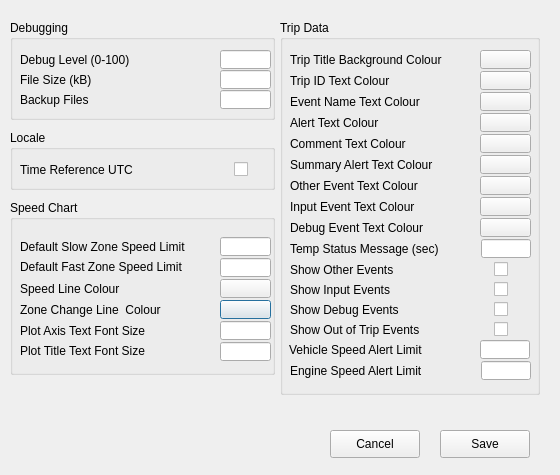
mikecv/etscrape, file preferences.ui: the form before one commit.
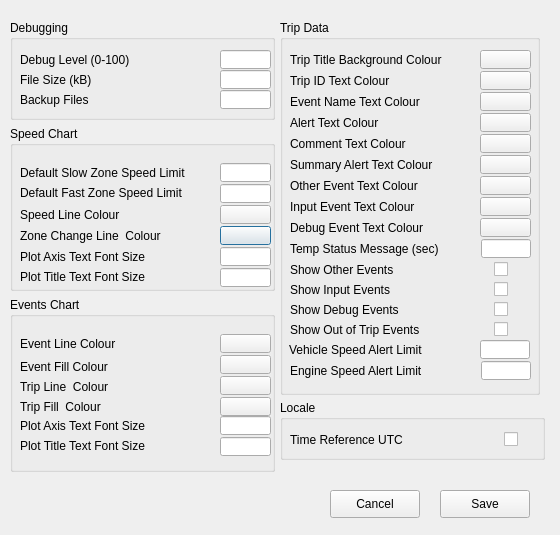
The form after the commit. Icons and pictures are not drawn.

Commit message:
Event plot updates.
Complete draft events plot.
Added UI preferences for events plot to preferences dialog.

Patch:
```diff
--- a/preferences.ui
+++ b/preferences.ui
@@ -10,7 +10,7 @@
     <x>0</x>
     <y>0</y>
     <width>560</width>
-    <height>475</height>
+    <height>535</height>
    </rect>
   </property>
   <property name="sizePolicy">
@@ -22,13 +22,13 @@
   <property name="minimumSize">
    <size>
     <width>560</width>
-    <height>475</height>
+    <height>535</height>
    </size>
   </property>
   <property name="maximumSize">
    <size>
     <width>560</width>
-    <height>475</height>
+    <height>535</height>
    </size>
   </property>
   <property name="windowTitle">
@@ -42,21 +42,21 @@
    <property name="geometry">
     <rect>
      <x>10</x>
-     <y>200</y>
+     <y>126</y>
      <width>265</width>
-     <height>175</height>
+     <height>165</height>
     </rect>
    </property>
    <property name="minimumSize">
     <size>
      <width>265</width>
-     <height>175</height>
+     <height>165</height>
     </size>
    </property>
    <property name="maximumSize">
     <size>
      <width>265</width>
-     <height>175</height>
+     <height>165</height>
     </size>
    </property>
    <property name="title">
@@ -738,8 +738,8 @@
   <widget class="QGroupBox" name="localeBox">
    <property name="geometry">
     <rect>
-     <x>10</x>
-     <y>130</y>
+     <x>280</x>
+     <y>400</y>
      <width>265</width>
      <height>60</height>
     </rect>
@@ -911,7 +911,7 @@
    <property name="geometry">
     <rect>
      <x>440</x>
-     <y>430</y>
+     <y>490</y>
      <width>90</width>
      <height>28</height>
     </rect>
@@ -927,7 +927,7 @@
    <property name="geometry">
     <rect>
      <x>330</x>
-     <y>430</y>
+     <y>490</y>
      <width>90</width>
      <height>28</height>
     </rect>
@@ -936,6 +936,211 @@
     <string>Cancel</string>
    </property>
   </widget>
+  <widget class="QGroupBox" name="EventsBox">
+   <property name="geometry">
+    <rect>
+     <x>10</x>
+     <y>297</y>
+     <width>265</width>
+     <height>175</height>
+    </rect>
+   </property>
+   <property name="minimumSize">
+    <size>
+     <width>265</width>
+     <height>175</height>
+    </size>
+   </property>
+   <property name="maximumSize">
+    <size>
+     <width>265</width>
+     <height>175</height>
+    </size>
+   </property>
+   <property name="title">
+    <string>Events Chart</string>
+   </property>
+   <widget class="QLabel" name="label_29">
+    <property name="geometry">
+     <rect>
+      <x>10</x>
+      <y>37</y>
+      <width>191</width>
+      <height>20</height>
+     </rect>
+    </property>
+    <property name="text">
+     <string>Event Line Colour</string>
+    </property>
+   </widget>
+   <widget class="QLabel" name="label_30">
+    <property name="geometry">
+     <rect>
+      <x>10</x>
+      <y>80</y>
+      <width>191</width>
+      <height>20</height>
+     </rect>
+    </property>
+    <property name="text">
+     <string>Trip Line  Colour</string>
+    </property>
+   </widget>
+   <widget class="QPushButton" name="tripLineColVal">
+    <property name="geometry">
+     <rect>
+      <x>210</x>
+      <y>79</y>
+      <width>51</width>
+      <height>19</height>
+     </rect>
+    </property>
+    <property name="autoFillBackground">
+     <bool>true</bool>
+    </property>
+    <property name="text">
+     <string/>
+    </property>
+   </widget>
+   <widget class="QPushButton" name="eventLineColVal">
+    <property name="geometry">
+     <rect>
+      <x>210</x>
+      <y>37</y>
+      <width>51</width>
+      <height>19</height>
+     </rect>
+    </property>
+    <property name="autoFillBackground">
+     <bool>true</bool>
+    </property>
+    <property name="text">
+     <string/>
+    </property>
+   </widget>
+   <widget class="QLineEdit" name="eventTitleFontSizeVal">
+    <property name="geometry">
+     <rect>
+      <x>210</x>
+      <y>140</y>
+      <width>51</width>
+      <height>19</height>
+     </rect>
+    </property>
+    <property name="toolTip">
+     <string extracomment="Debug level (0-100)"/>
+    </property>
+    <property name="inputMethodHints">
+     <set>Qt::ImhNone</set>
+    </property>
+    <property name="maxLength">
+     <number>2</number>
+    </property>
+   </widget>
+   <widget class="QLineEdit" name="eventAxisFontSizeVal">
+    <property name="geometry">
+     <rect>
+      <x>210</x>
+      <y>119</y>
+      <width>51</width>
+      <height>19</height>
+     </rect>
+    </property>
+    <property name="toolTip">
+     <string extracomment="Debug level (0-100)"/>
+    </property>
+    <property name="inputMethodHints">
+     <set>Qt::ImhNone</set>
+    </property>
+    <property name="maxLength">
+     <number>2</number>
+    </property>
+   </widget>
+   <widget class="QLabel" name="label_31">
+    <property name="geometry">
+     <rect>
+      <x>10</x>
+      <y>119</y>
+      <width>191</width>
+      <height>20</height>
+     </rect>
+    </property>
+    <property name="text">
+     <string>Plot Axis Text Font Size</string>
+    </property>
+   </widget>
+   <widget class="QLabel" name="label_32">
+    <property name="geometry">
+     <rect>
+      <x>10</x>
+      <y>139</y>
+      <width>191</width>
+      <height>20</height>
+     </rect>
+    </property>
+    <property name="text">
+     <string>Plot Title Text Font Size</string>
+    </property>
+   </widget>
+   <widget class="QLabel" name="label_33">
+    <property name="geometry">
+     <rect>
+      <x>10</x>
+      <y>60</y>
+      <width>191</width>
+      <height>20</height>
+     </rect>
+    </property>
+    <property name="text">
+     <string>Event Fill Colour</string>
+    </property>
+   </widget>
+   <widget class="QPushButton" name="eventFillColVal">
+    <property name="geometry">
+     <rect>
+      <x>210</x>
+      <y>58</y>
+      <width>51</width>
+      <height>19</height>
+     </rect>
+    </property>
+    <property name="autoFillBackground">
+     <bool>true</bool>
+    </property>
+    <property name="text">
+     <string/>
+    </property>
+   </widget>
+   <widget class="QLabel" name="label_34">
+    <property name="geometry">
+     <rect>
+      <x>10</x>
+      <y>100</y>
+      <width>191</width>
+      <height>20</height>
+     </rect>
+    </property>
+    <property name="text">
+     <string>Trip Fill  Colour</string>
+    </property>
+   </widget>
+   <widget class="QPushButton" name="tripFillColVal">
+    <property name="geometry">
+     <rect>
+      <x>210</x>
+      <y>100</y>
+      <width>51</width>
+      <height>19</height>
+     </rect>
+    </property>
+    <property name="autoFillBackground">
+     <bool>true</bool>
+    </property>
+    <property name="text">
+     <string/>
+    </property>
+   </widget>
+  </widget>
  </widget>
  <resources/>
  <connections/>
```
The commit also changes 3 other files.
